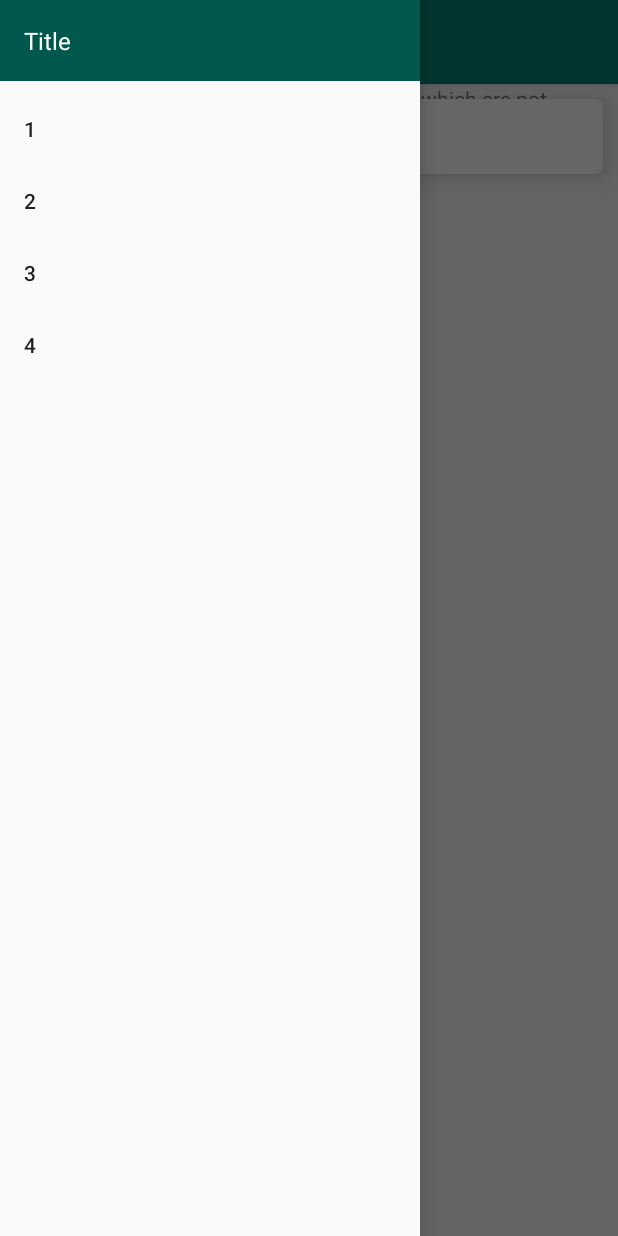
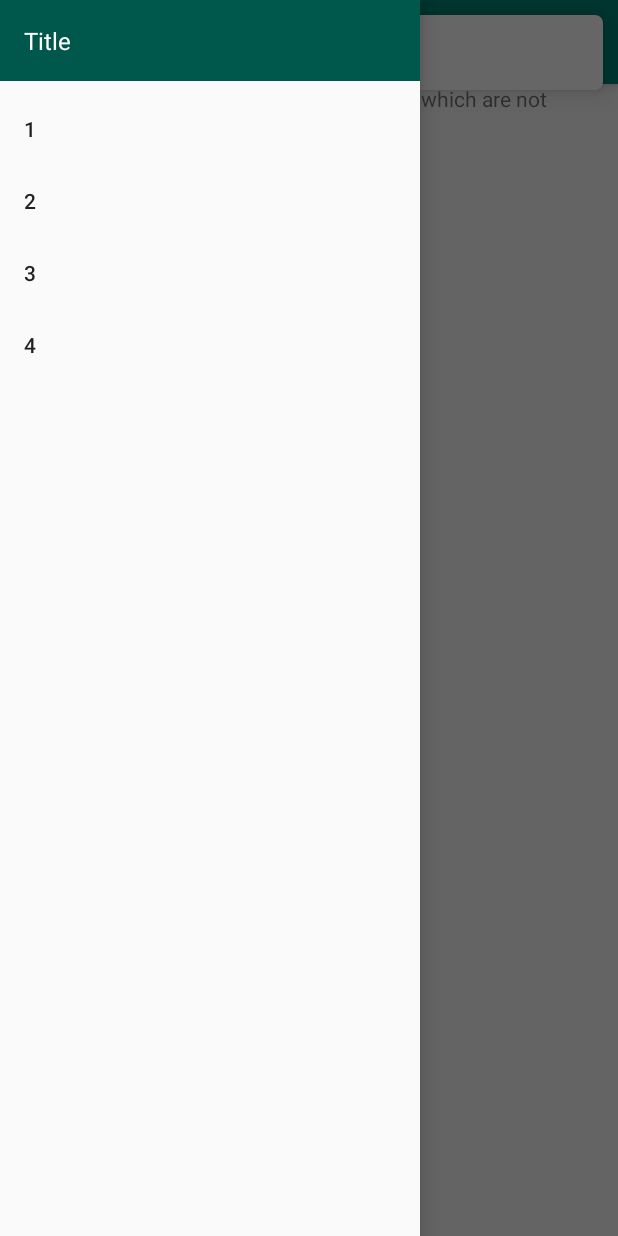
Before and after one commit to Nicolas-Bisson/mobile1-tp3, an Android app: the screen it shows after launch (MapsActivity), with the side drawer open, on a phone screen of 412 x 824 dp. Run offline under Robolectric (Android 15) with nearby library versions, the phone set to English and light mode, and no system bars; libraries missing offline, so code that uses them is left out: com.google.maps.android; 5 statements that could not run were skipped.

Commit message:
Revert "Update activity_maps.xml"
This reverts commit 29bb30d8355e4ec218eec1031444ed1bf37fda45.

```diff
--- a/app/src/main/res/layout/activity_maps.xml
+++ b/app/src/main/res/layout/activity_maps.xml
@@ -25,17 +25,41 @@
                 android:background="@color/colorPrimary"
                 app:navigationIcon="@drawable/ic_menu"
                 app:title="@string/app_name" />
-        </com.google.android.material.appbar.AppBarLayout>
+        </com.google.android.material.appbar.AppBarLayout><CheckBox
+        android:id="@+id/checkBox"
+        android:layout_width="wrap_content"
+        android:layout_height="wrap_content"
+        android:layout_alignEnd="@+id/map"
+        android:layout_alignParentBottom="true"
+        android:layout_marginEnd="13dp"
+        android:layout_marginBottom="9dp"
+        android:text="Borne" />
 
-        <RelativeLayout
-            android:id="@+id/searchBar_"
-            android:layout_width="match_parent"
-            android:layout_height="50dp"
-            android:layout_marginLeft="10dp"
-            android:layout_marginTop="66dp"
-            android:layout_marginRight="10dp"
-            android:background="@drawable/white_border"
-            android:elevation="10dp">
+    <CheckBox
+        android:id="@+id/checkBoxI"
+        android:layout_width="wrap_content"
+        android:layout_height="wrap_content"
+        android:layout_alignEnd="@+id/map"
+        android:layout_alignParentBottom="true"
+        android:layout_marginEnd="99dp"
+        android:layout_marginBottom="9dp"
+        android:text="Touristique" />
+
+    <com.google.android.material.button.MaterialButton
+        android:layout_width="wrap_content"
+        android:layout_gravity="center_horizontal"
+        android:text="@string/common_google_play_services_enable_button"
+        android:layout_height="wrap_content"/>
+
+    <RelativeLayout
+        android:id="@+id/searchBar_"
+        android:layout_width="match_parent"
+        android:layout_height="50dp"
+        android:layout_marginTop="10dp"
+        android:layout_marginRight="10dp"
+        android:layout_marginLeft="10dp"
+        android:elevation="10dp"
+        android:background="@drawable/white_border">
 
             <ImageView
                 android:id="@+id/magnifyIcon"
@@ -67,19 +91,6 @@
             android:layout_height="match_parent"
             android:layout_marginTop="?actionBarSize" />
 
-
-        <CheckBox
-            android:id="@+id/checkBox"
-            android:layout_width="wrap_content"
-            android:layout_height="match_parent"
-            android:text="Borne" />
-
-        <CheckBox
-            android:id="@+id/checkBoxI"
-            android:layout_width="match_parent"
-            android:layout_height="match_parent"
-            android:text="Touristique" />
-
         <ProgressBar
             android:id="@+id/progressBar"
             android:layout_width="wrap_content"
```
